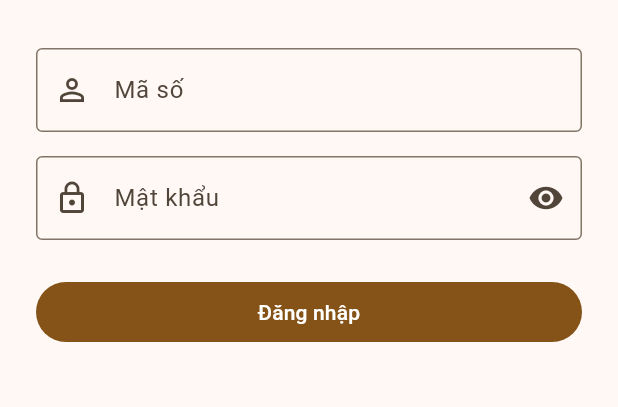
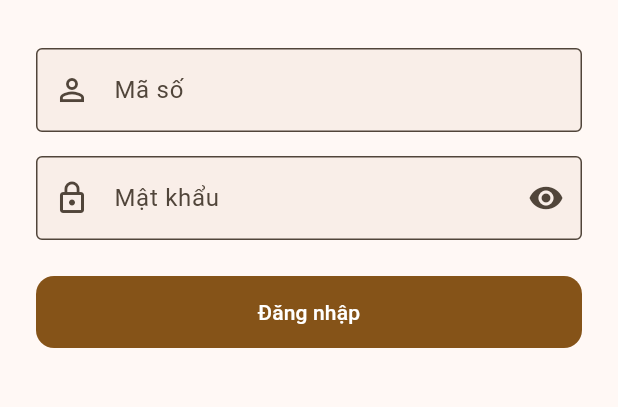
Before and after one commit to lucienhoang/canteen-app, a Flutter app: the screen it shows after launch, on a phone screen of 412 x 824 dp, the part 522-929 px from its top. Run offline on Flutter 3.47's test engine with Material 3 defaults, Android fonts, the phone set to English and light mode, and no system bars; our stand-ins replace cloud_firestore, firebase_auth, firebase_core, flutter_local_notifications, sqflite; accounts and stored records are empty.

Commit message:
feat: add shared app theme and replace hardcoded colors

```diff
--- /dev/null
+++ b/lib/core/theme/app_theme.dart
@@ -0,0 +1,104 @@
+import 'package:flutter/material.dart';
+
+/// Màu ngữ nghĩa mà [ColorScheme] của Material 3 không có sẵn (màu "thành công").
+/// Dùng qua: `context.appColors.success`.
+@immutable
+class AppColors extends ThemeExtension<AppColors> {
+  const AppColors({required this.success, required this.onSuccess});
+
+  final Color success;
+  final Color onSuccess;
+
+  @override
+  AppColors copyWith({Color? success, Color? onSuccess}) {
+    return AppColors(
+      success: success ?? this.success,
+      onSuccess: onSuccess ?? this.onSuccess,
+    );
+  }
+
+  @override
+  AppColors lerp(ThemeExtension<AppColors>? other, double t) {
+    if (other is! AppColors) return this;
+    return AppColors(
+      success: Color.lerp(success, other.success, t)!,
+      onSuccess: Color.lerp(onSuccess, other.onSuccess, t)!,
+    );
+  }
+}
+
+/// Lối tắt: `context.appColors.success` thay cho `Theme.of(context).extension...`.
+extension AppThemeContext on BuildContext {
+  AppColors get appColors => Theme.of(this).extension<AppColors>()!;
+}
+
+/// Theme chung của toàn app. Đổi giao diện thì sửa ở đây, không sửa từng màn hình.
+class AppTheme {
+  AppTheme._();
+
+  static const Color seed = Colors.orange;
+  static const double radius = 12;
+
+  static ThemeData light() {
+    final scheme = ColorScheme.fromSeed(seedColor: seed);
+    final shape = RoundedRectangleBorder(
+      borderRadius: BorderRadius.circular(radius),
+    );
+
+    return ThemeData(
+      useMaterial3: true,
+      colorScheme: scheme,
+      extensions: <ThemeExtension<dynamic>>[
+        AppColors(success: Colors.green.shade700, onSuccess: Colors.white),
+      ],
+      appBarTheme: AppBarTheme(
+        centerTitle: false,
+        backgroundColor: scheme.surface,
+        foregroundColor: scheme.onSurface,
+        scrolledUnderElevation: 1,
+      ),
+      cardTheme: CardThemeData(
+        elevation: 0,
+        color: scheme.surfaceContainerLow,
+        shape: RoundedRectangleBorder(
+          borderRadius: BorderRadius.circular(radius),
+          side: BorderSide(color: scheme.outlineVariant),
+        ),
+      ),
+      inputDecorationTheme: InputDecorationTheme(
+        filled: true,
+        fillColor: scheme.surfaceContainerHighest.withValues(alpha: 0.4),
+        border: OutlineInputBorder(
+          borderRadius: BorderRadius.circular(radius),
+          borderSide: BorderSide.none,
+        ),
+        focusedBorder: OutlineInputBorder(
+          borderRadius: BorderRadius.circular(radius),
+          borderSide: BorderSide(color: scheme.primary, width: 2),
+        ),
+      ),
+      elevatedButtonTheme: ElevatedButtonThemeData(
+        style: ElevatedButton.styleFrom(
+          minimumSize: const Size(64, 48),
+          shape: shape,
+        ),
+      ),
+      filledButtonTheme: FilledButtonThemeData(
+        style: FilledButton.styleFrom(
+          minimumSize: const Size(64, 48),
+          shape: shape,
+        ),
+      ),
+      outlinedButtonTheme: OutlinedButtonThemeData(
+        style: OutlinedButton.styleFrom(
+          minimumSize: const Size(64, 48),
+          shape: shape,
+        ),
+      ),
+      snackBarTheme: SnackBarThemeData(
+        behavior: SnackBarBehavior.floating,
+        shape: shape,
+      ),
+    );
+  }
+}
--- a/lib/features/staff/staff_screen.dart
+++ b/lib/features/staff/staff_screen.dart
@@ -151,7 +151,9 @@
                 final isCancel = status == OrderStatus.cancelled;
                 return OutlinedButton(
                   style: isCancel
-                      ? OutlinedButton.styleFrom(foregroundColor: Colors.red)
+                      ? OutlinedButton.styleFrom(
+                          foregroundColor: Theme.of(context).colorScheme.error,
+                        )
                       : null,
                   onPressed: () => onChangeStatus(status),
                   child: Text(isCancel ? "Hủy Đơn" : "Chuyển: ${status.label}"),
--- a/lib/main.dart
+++ b/lib/main.dart
@@ -22,6 +22,7 @@
 import 'features/staff/staff_screen.dart';
 
 import 'features/orders/order_notification_host.dart';
+import 'core/theme/app_theme.dart';
 
 void main() async {
   WidgetsFlutterBinding.ensureInitialized();
@@ -63,7 +64,7 @@
       ],
       child: MaterialApp(
         title: 'Căn tin',
-        theme: ThemeData(colorSchemeSeed: Colors.orange, useMaterial3: true),
+        theme: AppTheme.light(),
         home: AuthGate(
           studentHome: const OrderNotificationHost(child: MenuScreen()),
           staffHome: Builder(
```
Also changed, not shown: lib/features/menu/menu_item_detail_screen.dart (+17 -11 lines), lib/features/menu/menu_screen.dart (+8 -7 lines), lib/features/orders/order_tracking_screen.dart (+16 -14 lines), 1 other file.
